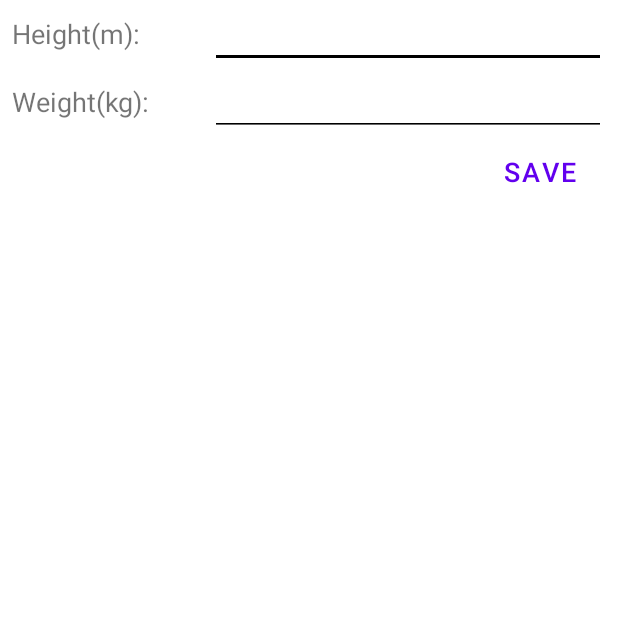
After one commit to anyatsal/MakaoFit, an Android app: the EditProfileActivity screen opened directly, with no data from a screen before it, on a phone screen of 412 x 824 dp, the top half of it. The commit adds this screen. Run offline under Robolectric (Android 15) with nearby library versions, the phone set to English and light mode, and no system bars.

Commit message:
started add edit profile

```diff
--- a/app/src/main/AndroidManifest.xml
+++ b/app/src/main/AndroidManifest.xml
@@ -34,6 +34,12 @@
             android:screenOrientation="portrait"
             android:theme="@style/AppTheme"
             tools:ignore="LockedOrientationActivity"/>
+        <activity android:name=".ui.activity.EditProfileActivity"
+            android:configChanges="orientation"
+            android:label="@string/app_name"
+            android:screenOrientation="portrait"
+            android:theme="@style/AppTheme"
+            tools:ignore="LockedOrientationActivity"/>
     </application>
 
 </manifest>
--- a/app/src/main/java/com/makao/makaofit/service/GoogleFitService.java
+++ b/app/src/main/java/com/makao/makaofit/service/GoogleFitService.java
@@ -7,11 +7,16 @@ import android.widget.TextView;
 import com.google.android.gms.auth.api.signin.GoogleSignIn;
 import com.google.android.gms.fitness.Fitness;
 import com.google.android.gms.fitness.FitnessOptions;
+import com.google.android.gms.fitness.data.DataPoint;
+import com.google.android.gms.fitness.data.DataSet;
+import com.google.android.gms.fitness.data.DataSource;
 import com.google.android.gms.fitness.data.DataType;
 import com.google.android.gms.fitness.data.Field;
 import com.google.android.gms.fitness.request.DataReadRequest;
+import com.google.android.gms.fitness.request.DataUpdateRequest;
 
 import java.util.Calendar;
+import java.util.Date;
 import java.util.concurrent.TimeUnit;
 
 public class GoogleFitService {
@@ -80,6 +85,72 @@ public class GoogleFitService {
                 });
     }
 
+    public void updateHeight(Context context, String height) {
+        Calendar cal = Calendar.getInstance();
+        Date now = new Date();
+        cal.setTime(now);
+        cal.add(Calendar.MINUTE, 0);
+        long endTime = cal.getTimeInMillis();
+        cal.add(Calendar.MINUTE, -50);
+        long startTime = cal.getTimeInMillis();
+
+
+        DataSet dataSet = createDataSetForRequest(DataType.TYPE_HEIGHT, DataSource.TYPE_RAW, Float.parseFloat(height), context, startTime, endTime);
+        DataUpdateRequest request = new DataUpdateRequest.Builder()
+                .setDataSet(dataSet)
+                .setTimeInterval(startTime, endTime, TimeUnit.MILLISECONDS)
+                .build();
+
+        processUpdateRequest(context, request);
+
+    }
+
+    public void updateWeight(Context context, String weight) {
+        Calendar cal = Calendar.getInstance();
+        Date now = new Date();
+        cal.setTime(now);
+        cal.add(Calendar.MINUTE, 0);
+        long endTime = cal.getTimeInMillis();
+        cal.add(Calendar.MINUTE, -50);
+        long startTime = cal.getTimeInMillis();
+
+
+        DataSet dataSet = createDataSetForRequest(DataType.TYPE_WEIGHT, DataSource.TYPE_RAW, Float.parseFloat(weight), context, startTime, endTime);
+        DataUpdateRequest request = new DataUpdateRequest.Builder()
+                .setDataSet(dataSet)
+                .setTimeInterval(startTime, endTime, TimeUnit.MILLISECONDS)
+                .build();
+
+        processUpdateRequest(context, request);
+
+    }
+
+    private DataSet createDataSetForRequest(DataType dataType, int dataSourceType, Object value, Context context, long startTime, long endTime) {
+        DataSource dataSource = new DataSource.Builder()
+                .setAppPackageName(context)
+                .setDataType(dataType)
+                .setType(dataSourceType)
+                .build();
+
+        DataPoint.Builder builder =
+                DataPoint.builder(dataSource)
+                        .setTimeInterval(startTime, endTime, TimeUnit.MILLISECONDS);
+        builder = value instanceof Integer ? builder.setIntValues((Integer) value) : builder.setFloatValues((Float) value);
+        DataPoint dataPoint = builder.build();
+
+        return DataSet.builder(dataSource).add(dataPoint).build();
+    }
+
+    private void processUpdateRequest(Context context, DataUpdateRequest request) {
+        Fitness.getHistoryClient(context, GoogleSignIn.getLastSignedInAccount(context)).updateData(request)
+                .addOnSuccessListener(listener -> {
+                    System.out.println("yyyy");
+                })
+                .addOnFailureListener(listener -> {
+                    System.out.println("aaaaa");
+                });
+    }
+
     public FitnessOptions getFitnessOptions() {
         return fitnessOptions;
     }
--- /dev/null
+++ b/app/src/main/java/com/makao/makaofit/ui/activity/EditProfileActivity.java
@@ -0,0 +1,84 @@
+package com.makao.makaofit.ui.activity;
+
+import android.annotation.SuppressLint;
+import android.os.Bundle;
+import android.view.View;
+import android.widget.EditText;
+import android.widget.Toast;
+
+import androidx.annotation.Nullable;
+import androidx.appcompat.app.AppCompatActivity;
+
+import com.makao.makaofit.R;
+import com.makao.makaofit.service.GoogleFitService;
+
+public class EditProfileActivity extends AppCompatActivity {
+
+    private final String HEIGHT_PATTERN = "^[01][.,][0-9]{1,3}$";
+    private final String WEIGHT_PATTERN = "^[1-9][0-9]{1,2}[.,][0-9]{1,3}$";
+
+    private GoogleFitService googleFitService;
+    private EditText heightView;
+    private EditText weightView;
+
+    @Override
+    protected void onCreate(@Nullable Bundle savedInstanceState) {
+        super.onCreate(savedInstanceState);
+        setContentView(R.layout.activity_edit_profile);
+
+        googleFitService = new GoogleFitService();
+        heightView = findViewById(R.id.edit_height);
+        weightView = findViewById(R.id.edit_weight);
+    }
+
+    @SuppressLint("ShowToast")
+    public void onSave(View view) {
+        String height = heightView.getText().toString();
+        String weight = weightView.getText().toString();
+
+        if (!isEmpty(height) || !isEmpty(weight)) {
+            if (isValidHeight(height)) {
+                googleFitService.updateHeight(this, height);
+            }
+            if (isValidWeight(weight)) {
+                googleFitService.updateWeight(this, weight);
+            }
+        } else {
+            Toast.makeText(this, "Although one field must be filled!", Toast.LENGTH_LONG).show();
+        }
+    }
+
+    @Override
+    public void onBackPressed() {
+        super.onBackPressed();
+        finish();
+    }
+
+    private boolean isValidHeight(String height) {
+        if (!isEmpty(height)) {
+            boolean isValid = height.matches(HEIGHT_PATTERN);
+
+            if (isValid)
+                return true;
+            else
+                heightView.setError("Not valid!");
+        }
+        return false;
+    }
+
+    private boolean isValidWeight(String weight) {
+        if (!isEmpty(weight)) {
+            boolean isValid = weight.matches(WEIGHT_PATTERN);
+
+            if (isValid)
+                return true;
+            else
+                weightView.setError("Not valid!");
+        }
+        return false;
+    }
+
+    private boolean isEmpty(String str) {
+        return str == null || str.trim().isEmpty();
+    }
+}
--- /dev/null
+++ b/app/src/main/res/layout/activity_edit_profile.xml
@@ -0,0 +1,65 @@
+<?xml version="1.0" encoding="utf-8"?>
+<androidx.constraintlayout.widget.ConstraintLayout
+    xmlns:android="http://schemas.android.com/apk/res/android"
+    xmlns:tools="http://schemas.android.com/tools"
+    android:layout_width="match_parent"
+    android:layout_height="match_parent">
+
+    <LinearLayout
+        android:id="@+id/edit_user_layout"
+        android:layout_width="match_parent"
+        android:layout_height="wrap_content"
+        android:layout_marginLeft="@dimen/spacing_small"
+        android:layout_marginRight="@dimen/spacing_small"
+        android:orientation="vertical"
+        tools:ignore="MissingConstraints">
+
+        <LinearLayout
+            android:layout_width="match_parent"
+            android:layout_height="wrap_content"
+            android:orientation="horizontal">
+            <TextView
+                android:layout_width="match_parent"
+                android:layout_height="match_parent"
+                android:layout_weight="2"
+                android:gravity="fill"
+                android:text="@string/height_edit"
+                android:textSize="18sp" />
+            <EditText
+                android:id="@+id/edit_height"
+                android:layout_width="match_parent"
+                android:layout_height="match_parent"
+                android:layout_weight="1"
+                android:ems="10" />
+        </LinearLayout>
+
+        <LinearLayout
+            android:layout_width="match_parent"
+            android:layout_height="wrap_content"
+            android:orientation="horizontal">
+            <TextView
+                android:layout_width="match_parent"
+                android:layout_height="match_parent"
+                android:layout_weight="2"
+                android:gravity="fill"
+                android:text="@string/weight_edit"
+                android:textSize="18sp" />
+            <EditText
+                android:id="@+id/edit_weight"
+                android:layout_width="match_parent"
+                android:layout_height="match_parent"
+                android:layout_weight="1"
+                android:ems="10" />
+        </LinearLayout>
+
+        <Button
+            style="@style/Widget.MaterialComponents.Button.TextButton"
+            android:layout_width="wrap_content"
+            android:layout_height="wrap_content"
+            android:layout_gravity="right|end"
+            android:onClick="onSave"
+            android:text="@string/save_button"
+            android:textSize="18sp" />
+    </LinearLayout>
+
+</androidx.constraintlayout.widget.ConstraintLayout>
--- a/app/src/main/res/values/colors.xml
+++ b/app/src/main/res/values/colors.xml
@@ -5,4 +5,7 @@
     <color name="colorAccent">#03DAC5</color>
     <color name="white">#FFFFFF</color>
     <color name="black">#000000</color>
+
+    <color name="solidCircle">#80FFFFFF</color>
+    <color name="circleBorder">#30FFFFFF</color>
 </resources>
--- a/app/src/main/res/values/strings.xml
+++ b/app/src/main/res/values/strings.xml
@@ -5,9 +5,13 @@
     <string name="settings">Settings</string>
     <string name="get_started">Get started</string>
     <string name="height">Height</string>
+    <string name="height_edit">Height(m):</string>
     <string name="weight">Weight</string>
+    <string name="weight_edit">Weight(kg):</string>
+    <string name="email">Email</string>
     <string name="email_hint">aaa@gmail.com</string>
     <string name="name">Name</string>
     <string name="birthday">Birthday</string>
     <string name="logout">Logout</string>
+    <string name="save_button">Save</string>
 </resources>
```
Also changed, not shown: app/src/main/java/com/makao/makaofit/ui/activity/MainActivity.java (+4 -3 lines), app/src/main/java/com/makao/makaofit/ui/fragment/ProfileFragment.java (+7 -0 lines), app/src/main/res/layout/fragment_profile.xml (+20 -0 lines), app/src/main/res/values/dimens.xml (added, +12 -0 lines).
